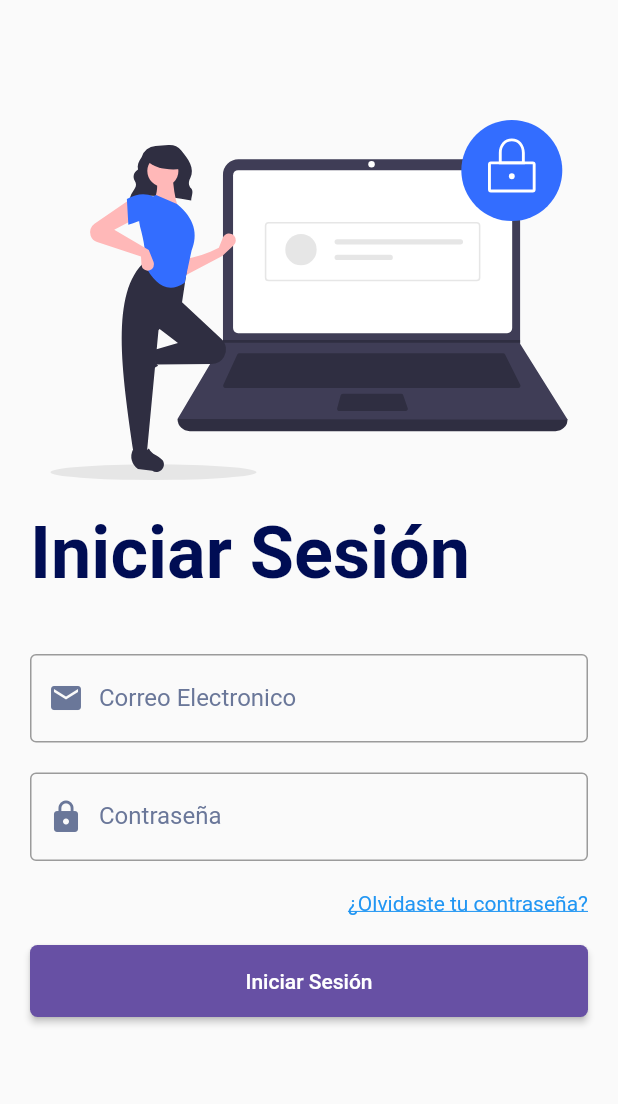
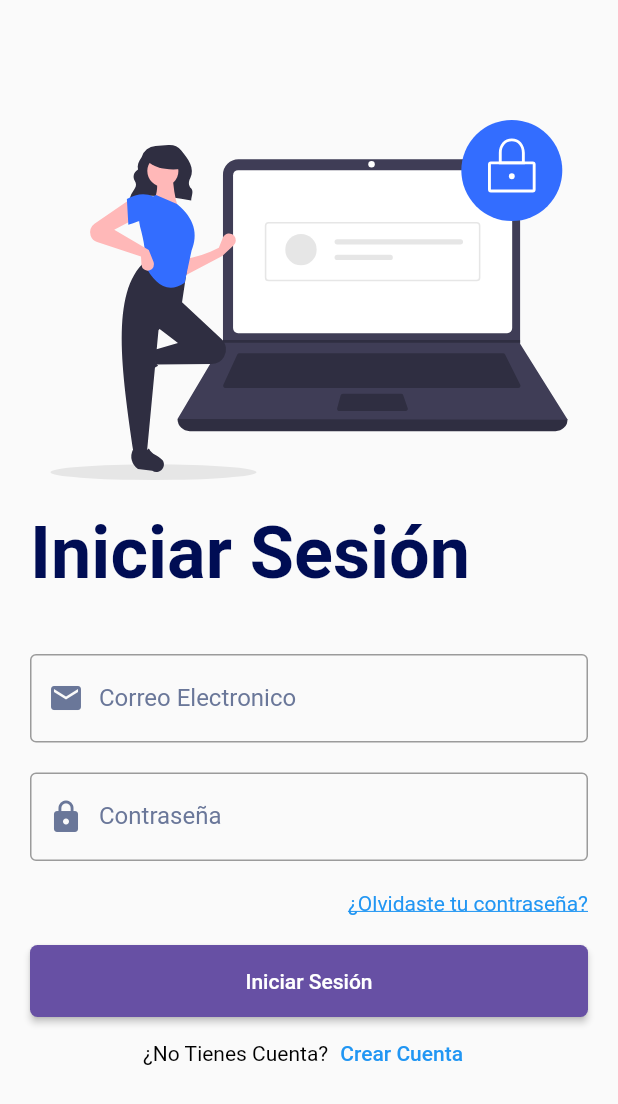
Before and after one commit to xXAngel-15Xx/JustificacionApp, a Flutter app: the screen it shows after launch, on a phone screen of 412 x 824 dp. Shown: the top 1104 px of the screen. Run offline on Flutter 3.47's test engine with Material 2 defaults, Android fonts, the phone set to English and light mode, and no system bars; our stand-ins replace email_validator, flutter_svg, sqflite; accounts and stored records are empty.

Commit message:
update login
link para crear cuenta en el login

```diff
--- a/lib/src/pages/login_page.dart
+++ b/lib/src/pages/login_page.dart
@@ -76,6 +76,25 @@ class LoginPage extends StatelessWidget {
                     style: btnPurple(),
                     child: const Text('Iniciar Sesión'),
                   ),
+                  Row(
+                    mainAxisAlignment: MainAxisAlignment.center,
+                    children: [
+                      const Text(
+                        '¿No Tienes Cuenta?',
+                        style: TextStyle(color: Colors.black),
+                      ),
+                      TextButton(
+                        onPressed: () =>
+                            Navigator.pushNamed(context, 'register'),
+                        child: const Text(
+                          'Crear Cuenta',
+                          style: TextStyle(
+                            color: Colors.blue,
+                          ),
+                        ),
+                      ),
+                    ],
+                  ),
                 ],
               ),
             ),
```
Also changed, not shown: pubspec.lock.
